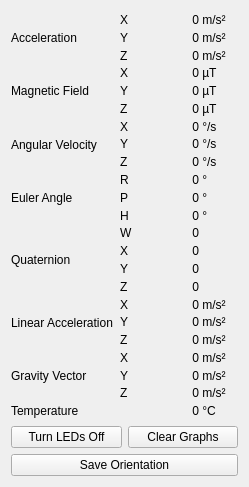
Before: the Qt Designer form src/brickv/plugin_system/plugins/imu_v2/ui/imu_v2.ui in Tinkerforge/brickv, drawn with Qt 5.
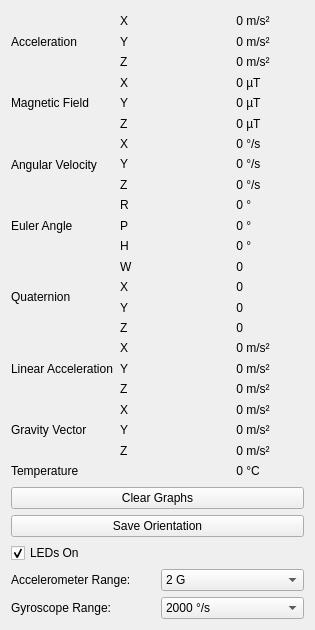
After: the same form once the commit is applied.

Commit message: Add GUI for IMU configuration

```diff
--- a/src/brickv/plugin_system/plugins/imu_v2/ui/imu_v2.ui
+++ b/src/brickv/plugin_system/plugins/imu_v2/ui/imu_v2.ui
@@ -6,8 +6,8 @@
    <rect>
     <x>0</x>
     <y>0</y>
-    <width>249</width>
-    <height>487</height>
+    <width>315</width>
+    <height>630</height>
    </rect>
   </property>
   <property name="windowTitle">
@@ -640,13 +640,6 @@
         <layout class="QVBoxLayout" name="verticalLayout">
          <item>
           <layout class="QHBoxLayout" name="horizontalLayout">
-           <item>
-            <widget class="QPushButton" name="led_button">
-             <property name="text">
-              <string>Turn LEDs Off</string>
-             </property>
-            </widget>
-           </item>
            <item>
             <widget class="QPushButton" name="clear_graphs">
              <property name="text">
@@ -667,6 +660,98 @@
            </item>
           </layout>
          </item>
+         <item>
+          <layout class="QHBoxLayout" name="horizontalLayout_6">
+           <item>
+            <widget class="QCheckBox" name="checkbox_leds">
+             <property name="text">
+              <string>LEDs On</string>
+             </property>
+             <property name="checked">
+              <bool>true</bool>
+             </property>
+            </widget>
+           </item>
+          </layout>
+         </item>
+         <item>
+          <layout class="QHBoxLayout" name="horizontalLayout_5">
+           <item>
+            <widget class="QLabel" name="label">
+             <property name="text">
+              <string>Accelerometer Range:</string>
+             </property>
+            </widget>
+           </item>
+           <item>
+            <widget class="QComboBox" name="box_range_acc">
+             <property name="currentIndex">
+              <number>0</number>
+             </property>
+             <item>
+              <property name="text">
+               <string>2 G</string>
+              </property>
+             </item>
+             <item>
+              <property name="text">
+               <string>4 G</string>
+              </property>
+             </item>
+             <item>
+              <property name="text">
+               <string>8 G</string>
+              </property>
+             </item>
+             <item>
+              <property name="text">
+               <string>16 G</string>
+              </property>
+             </item>
+            </widget>
+           </item>
+          </layout>
+         </item>
+         <item>
+          <layout class="QHBoxLayout" name="horizontalLayout_4">
+           <item>
+            <widget class="QLabel" name="label_2">
+             <property name="text">
+              <string>Gyroscope Range:</string>
+             </property>
+            </widget>
+           </item>
+           <item>
+            <widget class="QComboBox" name="box_range_gyr">
+             <item>
+              <property name="text">
+               <string>2000 °/s</string>
+              </property>
+             </item>
+             <item>
+              <property name="text">
+               <string>1000 °/s</string>
+              </property>
+             </item>
+             <item>
+              <property name="text">
+               <string>500 °/s</string>
+              </property>
+             </item>
+             <item>
+              <property name="text">
+               <string>250 °/s</string>
+              </property>
+             </item>
+             <item>
+              <property name="text">
+               <string>125 °/s</string>
+              </property>
+             </item>
+            </widget>
+           </item>
+          </layout>
+         </item>
         </layout>
        </item>
       </layout>
```
The commit also changes 1 other file.
